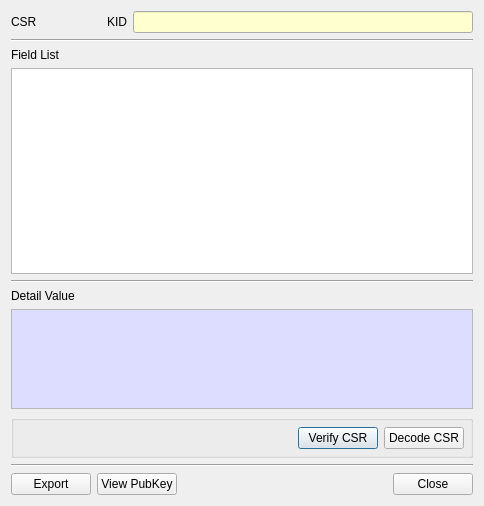
First picture: the form in BerEditor/csr_info_dlg.ui, repository jykim74/BerEditor, before the edit.
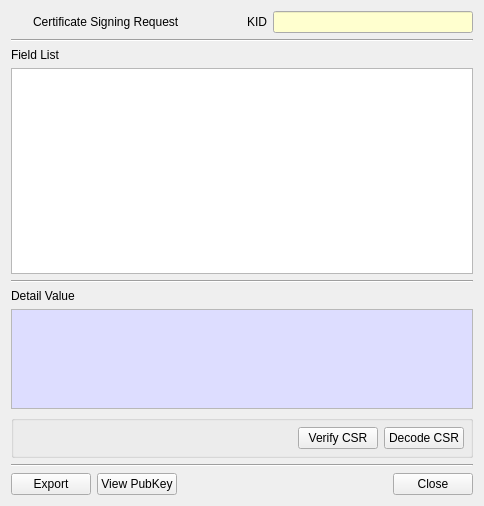
Second picture: the form after the edit. Icons and pictures are not drawn.

```diff
--- a/BerEditor/csr_info_dlg.ui
+++ b/BerEditor/csr_info_dlg.ui
@@ -19,25 +19,18 @@
      <property name="topMargin">
       <number>0</number>
      </property>
-     <item row="0" column="2">
+     <item row="0" column="3">
       <widget class="QLabel" name="label_4">
        <property name="text">
         <string>KID</string>
        </property>
       </widget>
      </item>
-     <item row="0" column="0">
-      <widget class="QLabel" name="label_3">
-       <property name="text">
-        <string>CSR</string>
-       </property>
-      </widget>
-     </item>
-     <item row="0" column="3">
+     <item row="0" column="4">
       <widget class="QLineEdit" name="mKIDText">
        <property name="minimumSize">
         <size>
-         <width>340</width>
+         <width>200</width>
          <height>0</height>
         </size>
        </property>
@@ -76,7 +69,7 @@
        </property>
       </widget>
      </item>
-     <item row="0" column="1">
+     <item row="0" column="2">
       <spacer name="horizontalSpacer_3">
        <property name="orientation">
         <enum>Qt::Horizontal</enum>
@@ -89,6 +82,39 @@
        </property>
       </spacer>
      </item>
+     <item row="0" column="1">
+      <widget class="QLabel" name="label_3">
+       <property name="text">
+        <string>Certificate Signing Request</string>
+       </property>
+      </widget>
+     </item>
+     <item row="0" column="0">
+      <widget class="QPushButton" name="pushButton">
+       <property name="minimumSize">
+        <size>
+         <width>16</width>
+         <height>0</height>
+        </size>
+       </property>
+       <property name="maximumSize">
+        <size>
+         <width>16</width>
+         <height>16777215</height>
+        </size>
+       </property>
+       <property name="text">
+        <string/>
+       </property>
+       <property name="icon">
+        <iconset resource="bereditor.qrc">
+         <normaloff>:/images/csr.png</normaloff>:/images/csr.png</iconset>
+       </property>
+       <property name="flat">
+        <bool>true</bool>
+       </property>
+      </widget>
+     </item>
     </layout>
    </item>
    <item>
```
Left out of the diff: 4 changed lines with no effect on the pictures.
